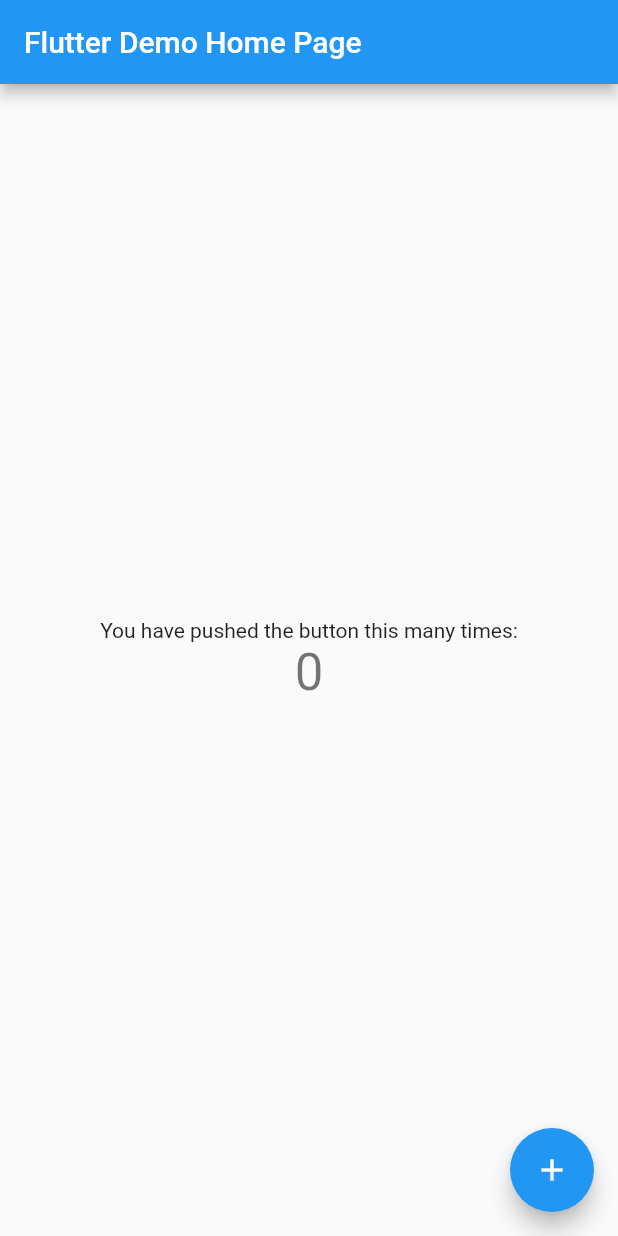
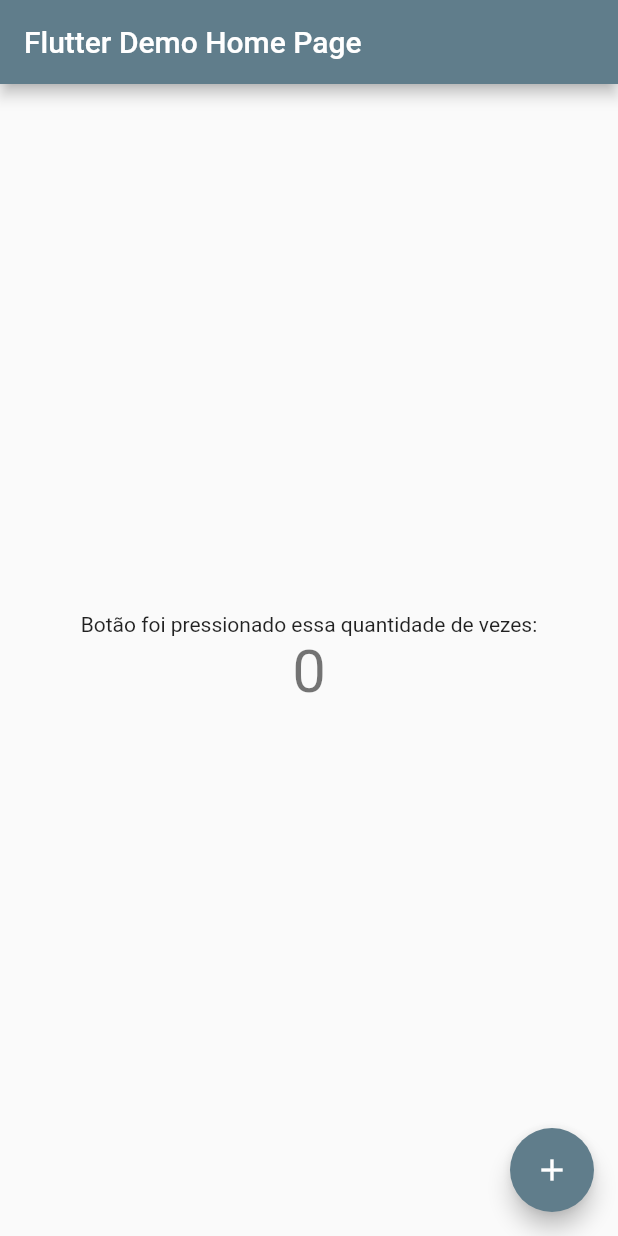
Before and after one commit to rodolfoctmatos/Flutter_Dio, a Flutter app: the screen it shows after launch, on a phone screen of 412 x 824 dp. Run offline on Flutter 3.47's test engine with Material 2 defaults, Android fonts, the phone set to English and light mode, and no system bars.

Commit message:
Alterações em cor e fonte

```diff
--- a/lib/main.dart
+++ b/lib/main.dart
@@ -22,7 +22,7 @@ class MyApp extends StatelessWidget {
         // or simply save your changes to "hot reload" in a Flutter IDE).
         // Notice that the counter didn't reset back to zero; the application
         // is not restarted.
-        primarySwatch: Colors.blue,
+        primarySwatch: Colors.blueGrey,
       ),
       home: const MyHomePage(title: 'Flutter Demo Home Page'),
     );
@@ -96,11 +96,11 @@ class _MyHomePageState extends State<MyHomePage> {
           mainAxisAlignment: MainAxisAlignment.center,
           children: <Widget>[
             const Text(
-              'You have pushed the button this many times:',
+              'Botão foi pressionado essa quantidade de vezes:',
             ),
             Text(
               '$_counter',
-              style: Theme.of(context).textTheme.headlineMedium,
+              style: Theme.of(context).textTheme.headlineLarge,
             ),
           ],
         ),
```
